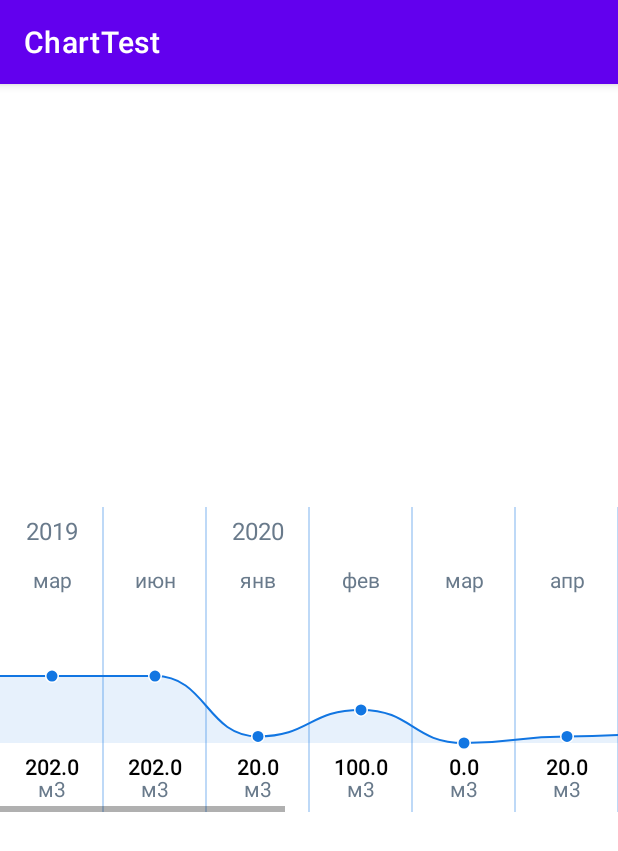
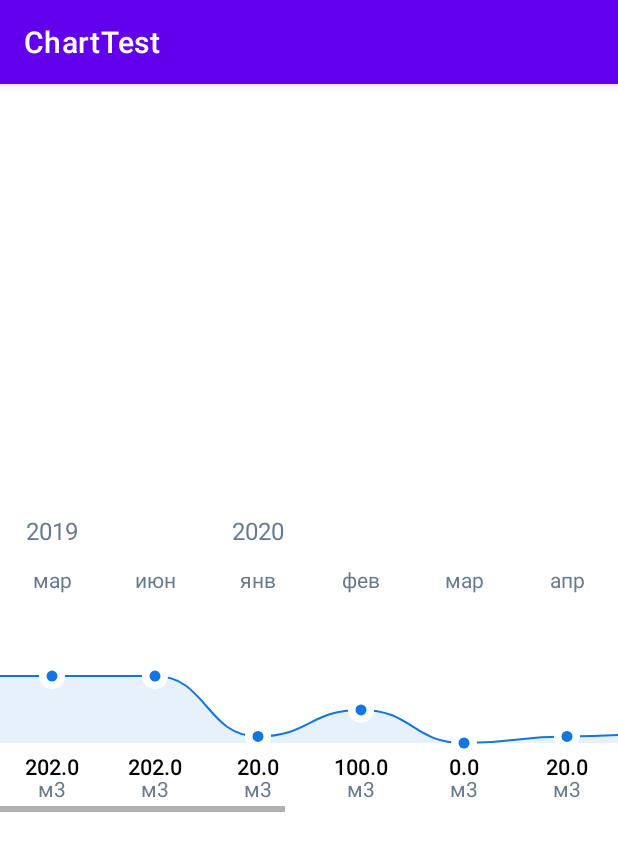
Before and after one commit to yulmaso/ChartView, an Android app: the screen it shows after launch (ChartActivity), after a tap on "CHART ACTIVITY", on a phone screen of 412 x 824 dp. Shown: the top 851 px of the screen. Run offline under Robolectric (Android 15) with nearby library versions, the phone set to English and light mode, and no system bars; libraries missing offline, so code that uses them is left out: com.github.mikephil.charting; 8 statements that could not run were skipped.

Commit message:
ChartView1

```diff
--- a/app/src/main/java/com/yulmaso/charttest/chartView/CountersChartView.kt
+++ b/app/src/main/java/com/yulmaso/charttest/chartView/CountersChartView.kt
@@ -13,6 +13,8 @@ import com.yulmaso.charttest.dpToPx
 class CountersChartView(context: Context, attrs: AttributeSet): ChartView<ChartValue>(context, attrs) {
 
     companion object {
+        const val UNIT_TEXT = "м3"
+
         private val TEXT_SIZE = 14.dpToPx
         private val YEAR_SIZE = 16.dpToPx
 
@@ -29,16 +31,20 @@ class CountersChartView(context: Context, attrs: AttributeSet): ChartView<ChartV
         private val UNIT_MARGIN = 10.dpToPx
 
         private val POINT_RADIUS = 3.dpToPx
-        private val POINT_STROKE_RADIUS = 1.dpToPx
+        private val POINT_STROKE_RADIUS = 5.dpToPx
         private val CURVE_WIDTH = 1.dpToPx
+    }
+
+    override fun modifyData(data: List<ChartValue>): List<ChartValue> {
+        return data.sortedDescending()
     }
 
     override fun drawChart(canvas: Canvas, data: List<ChartValue>, sectionWidth: Int) {
         val chartHeight = height.toFloat() - CHART_TOP_MARGIN - CHART_BOTTOM_MARGIN
         val chartBottom = height.toFloat() - CHART_BOTTOM_MARGIN
 
-        var maxValue: Float = 0f
-        var minValue: Float = 0f
+        var maxValue = 0f
+        var minValue = 0f
 
         data.forEach { item ->
             if (item.value > maxValue) maxValue = item.value
@@ -49,14 +55,16 @@ class CountersChartView(context: Context, attrs: AttributeSet): ChartView<ChartV
         val valueCoef: Float = chartHeight / (maxValue - minValue)
 
         // Записываем сюда каждый год, чтобы года не повторялись на графике
-        var year: Int = 0
+        var year = 0
 
+        // Цикл отрисовки значений
         data.forEachIndexed { index, item ->
             val separatorX = ((index + 1) * sectionWidth).toFloat()
             val pointX = separatorX - sectionWidth / 2
             val pointY = chartBottom - item.value * valueCoef
 
             if (index == 0) {
+                // Рисуем линию от левой границы графика до первой точки
                 drawCurve(canvas, 0f, pointY, pointX, pointY, chartBottom)
             }
 
@@ -65,22 +73,27 @@ class CountersChartView(context: Context, attrs: AttributeSet): ChartView<ChartV
                 val nextPointX = nextSeparatorX - sectionWidth / 2
                 val nextPointY = chartBottom - data[index + 1].value * valueCoef
 
-                drawSeparator(canvas, separatorX, 0f, height.toFloat())
+                // Рисуем разделитель (вертикальную палку) и кривую между этой и следующей точками
+                drawGradientSeparator(canvas, separatorX, YEAR_MARGIN / 2, height.toFloat())
                 drawCurve(canvas, pointX, pointY, nextPointX, nextPointY, chartBottom)
             } else {
+                // Рисуем линию от последней точки до правой границы графика
                 drawCurve(canvas, pointX, pointY, width.toFloat(), pointY, chartBottom)
             }
 
+            // Рисуем кружок обводки вокруг точки и поверх него саму точку
             drawPoint(canvas, pointX, pointY, POINT_RADIUS + POINT_STROKE_RADIUS, Color.WHITE)
             drawPoint(canvas, pointX, pointY, POINT_RADIUS, chartColor)
 
+            // Рисуем год, если он ещё не был нарисован
             if (year != item.year) {
                 drawText(canvas, pointX, YEAR_MARGIN, item.year.toString(), passiveColor, YEAR_SIZE)
                 year = item.year
             }
+            // Рисуем месяц, значение и единицу измерения
             drawText(canvas, pointX, MONTH_MARGIN, item.monthStr, passiveColor, TEXT_SIZE)
             drawText(canvas, pointX, height.toFloat() - VALUE_MARGIN, item.value.toString(), valuesColor, TEXT_SIZE, true)
-            drawText(canvas, pointX, height.toFloat() - UNIT_MARGIN, "м3", passiveColor, TEXT_SIZE)
+            drawText(canvas, pointX, height.toFloat() - UNIT_MARGIN, UNIT_TEXT, passiveColor, TEXT_SIZE)
         }
     }
 }
```
